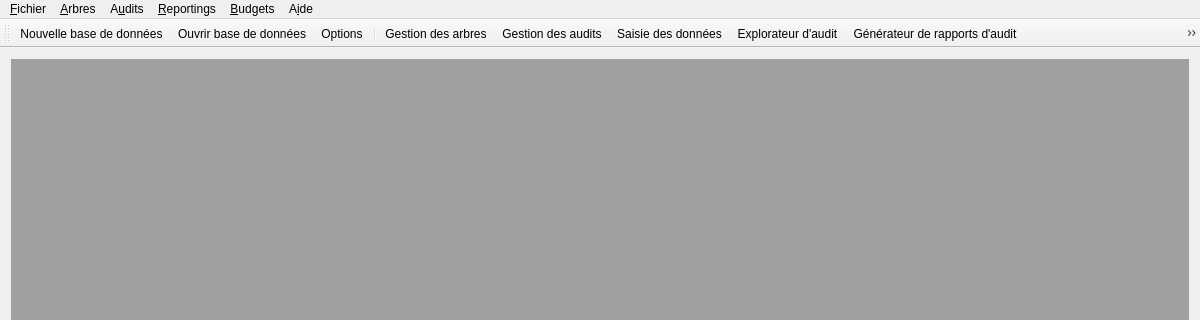
Above: mainwindow.ui from GiPiLab/ProtonClassicSuite before the change; both pictures show x 0 to 1200 and y 0 to 320 of the 1200 by 612 pixel window. Below: the same form after it.
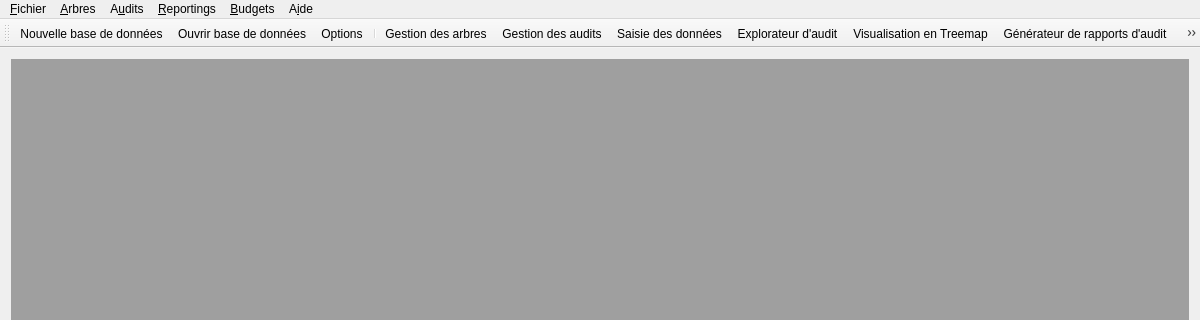
That is the form after the change. Icons and pictures are not drawn.

Commit message: Add Treemap form, group by various criteria

The edit to the form file:
```diff
--- a/mainwindow.ui
+++ b/mainwindow.ui
@@ -117,6 +117,7 @@
    <addaction name="actionManageAudits"/>
    <addaction name="actionEditAudit"/>
    <addaction name="actionExploreAudits"/>
+   <addaction name="actionTreemap"/>
    <addaction name="actionAuditReport"/>
    <addaction name="actionQueries"/>
    <addaction name="separator"/>
@@ -318,7 +319,10 @@
   </action>
   <action name="actionTreemap">
    <property name="text">
-    <string>Treemap</string>
+    <string>Visualisation en &amp;Treemap</string>
+   </property>
+   <property name="toolTip">
+    <string>Visualisation en Treemap</string>
    </property>
   </action>
  </widget>
```
Left out of the diff: 6 changed lines with no effect on the pictures. The commit also changes 8 other files.
